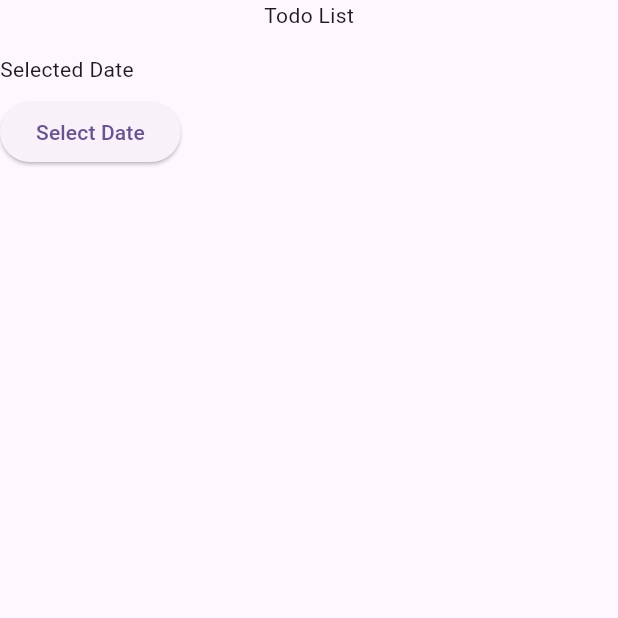
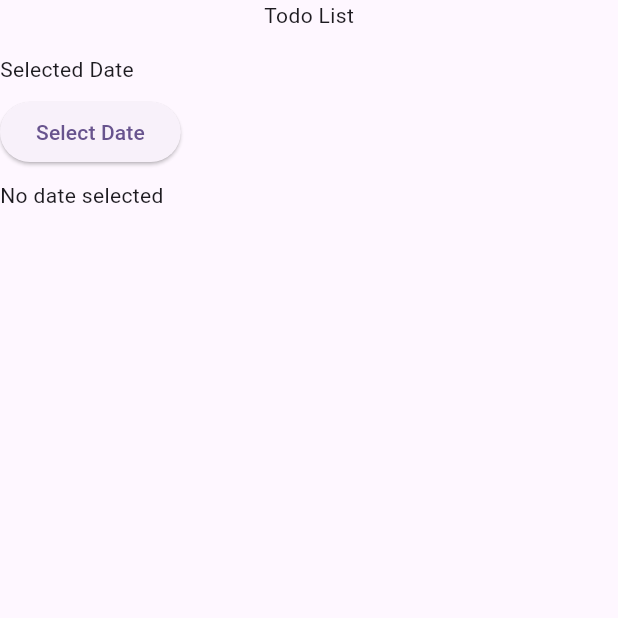
Before and after one commit to zanthegreat18/043_TodoBloc, a Flutter app: the TodoPage screen opened directly, on a phone screen of 412 x 824 dp, the top half of it. Run offline on Flutter 3.47's test engine with Material 3 defaults, Android fonts, the light colour scheme and no system bars; our stand-ins replace bloc, flutter_bloc.

Commit message:
setup ui date dengan blocbuilder

```diff
--- a/lib/presentation/page.dart
+++ b/lib/presentation/page.dart
@@ -1,5 +1,7 @@
+
 import 'package:flutter/material.dart';
 import 'package:flutter_bloc/flutter_bloc.dart';
+
 import '../bloc/todo_bloc.dart';
 
 class TodoPage extends StatelessWidget {
@@ -37,6 +39,16 @@ class TodoPage extends StatelessWidget {
                       },
                       child: Text('Select Date'),
                     ),
+                    SizedBox(height: 8.0),
+                    BlocBuilder<TodoBloc, TodoState>(
+                      builder: (context, state) {
+                        if (state is TodoLoaded && state.selectedDate != null) {
+                          final date = state.selectedDate!;
+                          return Text('${date.day}/${date.month}/${date.year}');
+                        }
+                        return Text('No date selected');
+                      },
+                    ),
                   ],
                 ),
               ],
```
